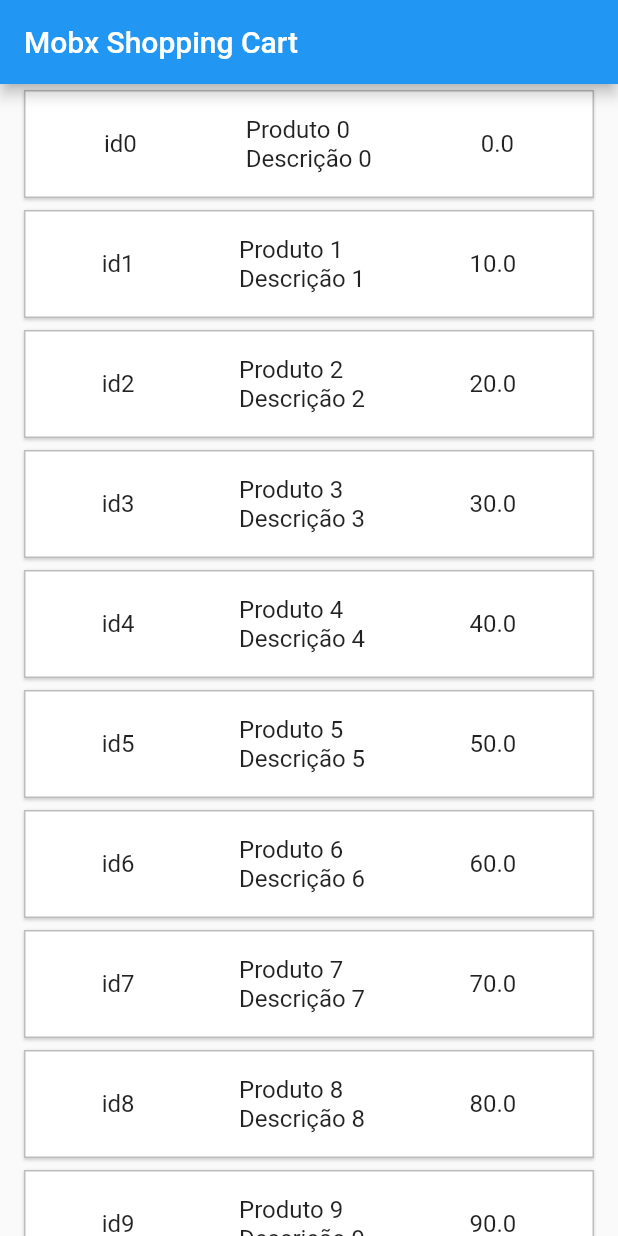
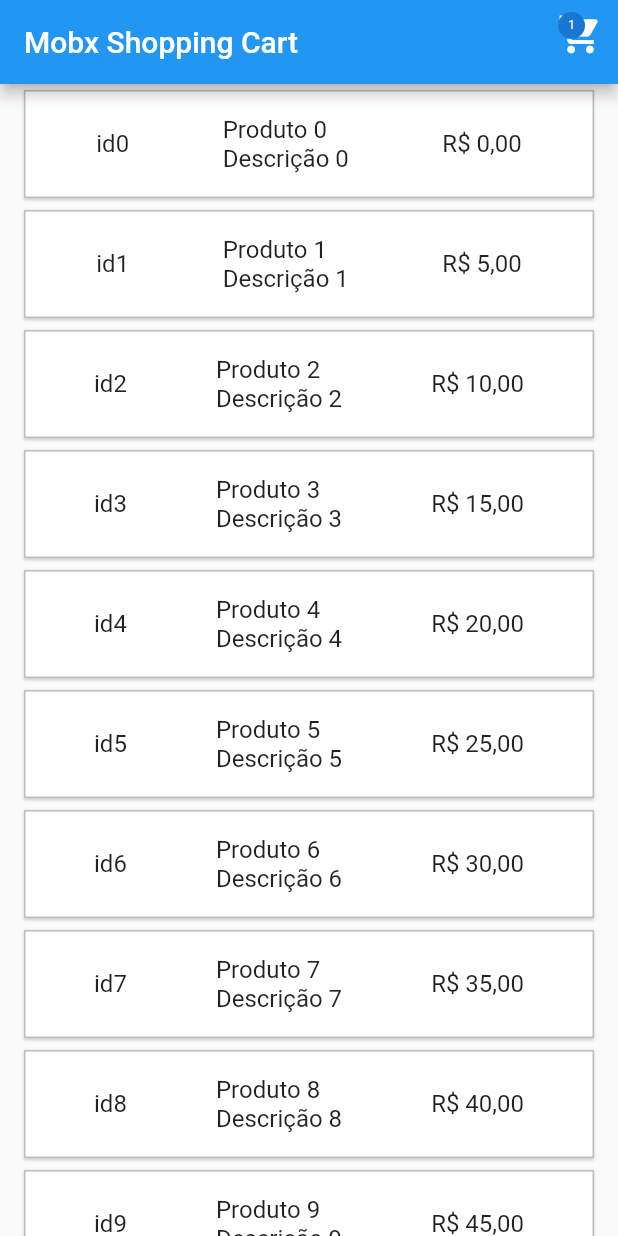
Before and after one commit to andrekubotsu/shopping-cart-mobx, a Flutter app: the screen it shows after launch, after a tap on an icon or button, on a phone screen of 412 x 824 dp. Run offline on Flutter 3.47's test engine with Material 2 defaults, Android fonts, the phone set to English and light mode, and no system bars; our stand-ins replace flutter_mobx, mobx; generated files the repository leaves out were written again.

Commit message:
added controllers, cart model, extensions

```diff
--- /dev/null
+++ b/lib/modules/cart/cart_controller.dart
@@ -0,0 +1,32 @@
+import 'package:flutter/services.dart';
+import 'package:mobx/mobx.dart';
+import 'package:shopping_cart/shared/models/product_model.dart';
+import 'package:shopping_cart/shared/utils/extensions.dart';
+import 'package:shopping_cart/shared/utils/extensions.dart';
+part 'cart_controller.g.dart';
+
+class CartController = _CartControllerBase with _$CartController;
+
+abstract class _CartControllerBase with Store {
+  String errorMessage = "";
+
+  @observable //observar aquilo que influencia na renderizção
+  AppStatus appStatus = AppStatus.empty;
+
+  final list = <ProductModel>[];
+
+  @observable
+  String listLength = "0";
+
+  @action
+  void addItem(ProductModel product) {
+    try {
+      list.add(product);
+      listLength = list.length.toString();
+    } on PlatformException catch (e) {
+      errorMessage = e.message.toString();
+      appStatus = AppStatus.error;
+      appStatus.message(); //chamando a função criada na extension
+    }
+  }
+}
--- /dev/null
+++ b/lib/modules/home/home_controller.dart
@@ -0,0 +1,38 @@
+import 'package:flutter/services.dart';
+import 'package:mobx/mobx.dart';
+import 'package:shopping_cart/shared/models/product_model.dart';
+import 'package:shopping_cart/shared/utils/extensions.dart';
+part 'home_controller.g.dart';
+
+class HomeController = _HomeControllerBase with _$HomeController;
+
+abstract class _HomeControllerBase with Store {
+  String errorMessage = "";
+
+  @observable //observar aquilo que influencia na renderizção
+  AppStatus appStatus = AppStatus.empty;
+
+  List<ProductModel> products = <ProductModel>[];
+
+  @action
+  Future<void> getProducts() async {
+    try {
+      appStatus = AppStatus.loading;
+      products = await Future.delayed(Duration(seconds: 2)).then(
+        (value) => List.generate(
+          50,
+          (index) => ProductModel(
+              id: "id$index",
+              title: "Produto $index",
+              description: "Descrição $index",
+              price: (5.00 * index)),
+        ),
+      );
+      appStatus = products.isNotEmpty ? AppStatus.success : AppStatus.empty;
+    } on PlatformException catch (e) {
+      errorMessage = e.message.toString();
+      appStatus = AppStatus.error;
+      appStatus.message(); //chamando a função criada na extension
+    }
+  }
+}
--- a/lib/modules/home/home_page.dart
+++ b/lib/modules/home/home_page.dart
@@ -1,7 +1,10 @@
 import 'package:flutter/material.dart';
+import 'package:flutter_mobx/flutter_mobx.dart';
 import 'package:mobx/mobx.dart';
-
-import 'package:shopping_cart/modules/home/product_store.dart';
+import 'package:shopping_cart/modules/cart/cart_controller.dart';
+import 'package:shopping_cart/modules/cart/cart_page.dart';
+import 'package:shopping_cart/modules/home/home_controller.dart';
+import 'package:shopping_cart/shared/utils/extensions.dart';
 
 class MyHomePage extends StatefulWidget {
   MyHomePage({Key? key, required this.title}) : super(key: key);
@@ -13,12 +16,13 @@ class MyHomePage extends StatefulWidget {
 }
 
 class _MyHomePageState extends State<MyHomePage> {
-  final store = ProductStore();
+  final controller = HomeController();
+  final cartController = CartController();
   ReactionDisposer? disposer;
 
   @override
   void initState() {
-    store.getProduct();
+    controller.getProducts();
     super.initState();
   }
 
@@ -33,12 +37,52 @@ class _MyHomePageState extends State<MyHomePage> {
     return Scaffold(
       appBar: AppBar(
         title: Text(widget.title),
+        actions: [
+          IconButton(
+              onPressed: () {
+                Navigator.push(
+                    context,
+                    MaterialPageRoute(
+                        builder: (_) => CartPage(
+                              controller: cartController,
+                            )));
+              },
+              icon: Stack(
+                children: [
+                  Icon(
+                    Icons.shopping_cart,
+                    size: 30,
                   ),
-      body: ListView.builder(
-        itemCount: store.productList.length,
+                  Align(
+                    alignment: Alignment.topLeft,
+                    child: Observer(builder: (_) {
+                      return CircleAvatar(
+                        radius: 9,
+                        child: Text(
+                          cartController.listLength,
+                          style: TextStyle(fontSize: 8),
+                        ),
+                      );
+                    }),
+                  )
+                ],
+              ))
+        ],
+      ),
+      body: Observer(
+        builder: (_) {
+          if (controller.appStatus == AppStatus.loading) {
+            return Center(
+              child: CircularProgressIndicator(),
+            );
+          } else if (controller.appStatus == AppStatus.success) {
+            return ListView.builder(
+              itemCount: controller.products.length,
               itemBuilder: (BuildContext context, int index) => ListTile(
                 title: InkWell(
-            onTap: () {},
+                  onTap: () {
+                    cartController.addItem(controller.products[index]);
+                  },
                   child: Ink(
                     decoration: BoxDecoration(
                         color: Colors.white,
@@ -57,22 +101,44 @@ class _MyHomePageState extends State<MyHomePage> {
                         mainAxisAlignment: MainAxisAlignment.spaceAround,
                         mainAxisSize: MainAxisSize.max,
                         children: [
-                    Text(store.productList[index].id),
+                          Text(controller.products[index].id),
                           Column(
                             mainAxisAlignment: MainAxisAlignment.start,
                             crossAxisAlignment: CrossAxisAlignment.start,
                             children: [
-                        Text(store.productList[index].title),
-                        Text(store.productList[index].description),
+                              Text(controller.products[index].title),
+                              Text(controller.products[index].description),
                             ],
                           ),
-                    Text(store.productList[index].price.toString())
+                          Text(controller.products[index].price.reais())
                         ],
                       ),
                     ),
                   ),
                 ),
               ),
+            );
+          } else if (controller.appStatus == AppStatus.empty) {
+            return Center(
+              child: Text("Produtos indisponíveis no momento"),
+            );
+          } else if (controller.appStatus == AppStatus.error) {
+            return Center(
+              child: Column(
+                mainAxisAlignment: MainAxisAlignment.center,
+                crossAxisAlignment: CrossAxisAlignment.center,
+                children: [
+                  Text("Houve um problema!"),
+                  Text(controller.errorMessage),
+                ],
+              ),
+            );
+          } else {
+            return Center(
+              child: Text("Produtos indisponíveis no momento"),
+            );
+          }
+        },
       ),
     );
   }
--- a/lib/modules/home/product_store.dart
+++ /dev/null
@@ -1,45 +0,0 @@
-import 'package:mobx/mobx.dart';
-import 'package:shopping_cart/shared/models/product_model.dart';
-
-part 'product_store.g.dart';
-
-class ProductStore = ProductStoreBase with _$ProductStore;
-
-abstract class ProductStoreBase with Store {
-  // @observable
-  // ProductModel _product =
-  //     ProductModel(id: "", title: "", description: "", price: 0.0);
-
-  @observable
-  List<ProductModel> productList = [];
-
-  @observable
-  List<ProductModel> cartList = [];
-
-  // @action
-  // void setProduct(ProductModel product) {
-  //   _product.id = product.id;
-  //   _product.title = product.title;
-  //   _product.description = product.description;
-  //   _product.price = product.price;
-  // }
-
-  @action
-  Future<void> getProduct() async {
-    final list = List.generate(
-      20,
-      (index) => ProductModel(
-          id: "id$index",
-          title: "Produto $index",
-          description: "Descrição $index",
-          price: index * 10),
-    );
-    productList.addAll(list);
-  }
-
-  @action
-  void addProductToCart(ProductModel product) {
-    final productsAdded = cartList;
-    productsAdded.add(product);
-  }
-}
--- /dev/null
+++ b/lib/shared/utils/extensions.dart
@@ -0,0 +1,18 @@
+enum AppStatus { success, loading, error, empty }
+
+//add funções na classe - pode ser usado para retornar formato da moeda etc
+extension stateMessage on AppStatus {
+  String message() {
+    if (this == AppStatus.error) {
+      return "Ops! Algo deu errado";
+    }
+    return "";
+  }
+}
+
+// add formato para a moeda
+extension format on double {
+  String reais() {
+    return "R\$ ${this.toStringAsFixed(2)}".replaceAll(".", ",");
+  }
+}
--- a/pubspec.yaml
+++ b/pubspec.yaml
@@ -29,13 +29,13 @@ dependencies:
   # Use with the CupertinoIcons class for iOS style icons.
   cupertino_icons: ^1.0.2
   mobx: ^2.0.1
-  mobx_codegen: ^2.0.1+3
-  build_runner: ^2.0.6
   flutter_mobx: ^2.0.0
 
 dev_dependencies:
   flutter_test:
     sdk: flutter
+  mobx_codegen: ^2.0.1+3
+  build_runner: ^2.0.6
 
 # For information on the generic Dart part of this file, see the
 # following page: https://dart.dev/tools/pub/pubspec
```
Also changed, not shown: lib/modules/cart/cart_page.dart (added, +37 -0 lines), lib/shared/models/cart_model.dart (added, +61 -0 lines), lib/modules/cart/cart_controller.g.dart (added), lib/modules/home/home_controller.g.dart (added), lib/modules/home/product_store.g.dart (deleted), pubspec.lock. Lines whose indentation alone changed are shown as unchanged.
